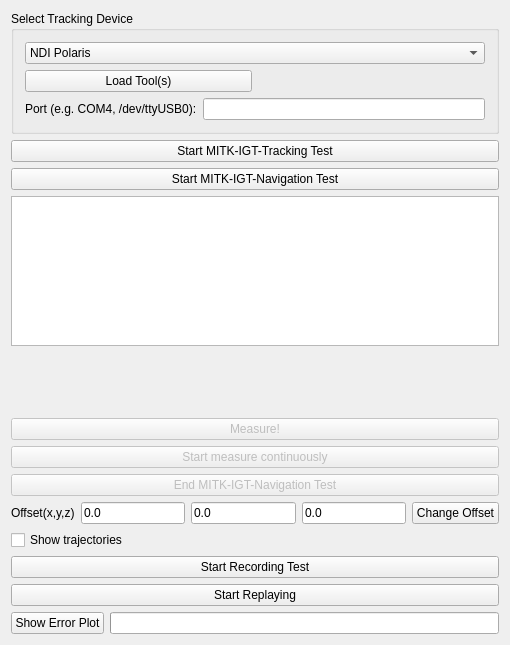
The window that Modules/Bundles/org.mitk.gui.qt.igtexample/src/internal/QmitkIGTExampleViewControls.ui (MITK/MITK) describes before a commit, drawn with Qt 5.
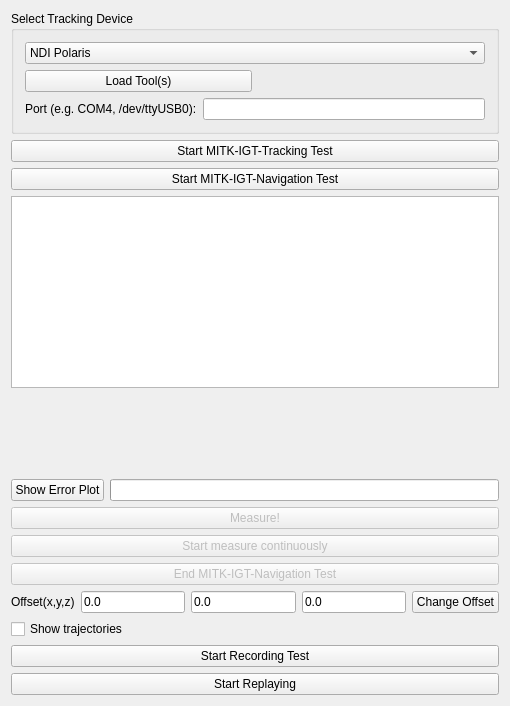
The same window after the commit. Custom widgets are drawn as their Qt base class.

Commit message: ENH (#3723): Modified buttons for recording and replaying so that stopping the record and play timer is possible now. Inserted an itkGetMacro for the recording state of the NavigationDataRecorder. Also made little layout changes to the IGTExampleView UI.

What changed in the file:
```diff
--- a/Modules/Bundles/org.mitk.gui.qt.igtexample/src/internal/QmitkIGTExampleViewControls.ui
+++ b/Modules/Bundles/org.mitk.gui.qt.igtexample/src/internal/QmitkIGTExampleViewControls.ui
@@ -7,7 +7,7 @@
     <x>0</x>
     <y>0</y>
     <width>510</width>
-    <height>645</height>
+    <height>706</height>
    </rect>
   </property>
   <property name="minimumSize">
@@ -19,7 +19,7 @@
   <property name="windowTitle">
    <string>QmitkIGTExample</string>
   </property>
-  <layout class="QVBoxLayout">
+  <layout class="QVBoxLayout" name="verticalLayout_2">
    <item>
     <widget class="QGroupBox" name="groupBox">
      <property name="title">
@@ -139,6 +139,27 @@
      </property>
     </widget>
    </item>
+   <item>
+    <layout class="QHBoxLayout" name="_2">
+     <item>
+      <widget class="QPushButton" name="m_ShowErrorPlotBtn">
+       <property name="text">
+        <string>Show Error Plot</string>
+       </property>
+      </widget>
+     </item>
+     <item>
+      <widget class="QProgressBar" name="m_ErrorBar">
+       <property name="value">
+        <number>0</number>
+       </property>
+       <property name="textVisible">
+        <bool>false</bool>
+       </property>
+      </widget>
+     </item>
+    </layout>
+   </item>
    <item>
     <widget class="QPushButton" name="m_MeasureBtn">
      <property name="enabled">
@@ -219,40 +240,25 @@
     </widget>
    </item>
    <item>
-    <widget class="QPushButton" name="m_StartRecordingButton">
+    <widget class="QPushButton" name="m_RecordingButtonToggle">
      <property name="text">
       <string>Start Recording Test</string>
      </property>
+     <property name="checkable">
+      <bool>true</bool>
+     </property>
     </widget>
    </item>
    <item>
-    <widget class="QPushButton" name="m_StartPlayingButton">
+    <widget class="QPushButton" name="m_PlayingButtonToggle">
      <property name="text">
       <string>Start Replaying</string>
      </property>
+     <property name="checkable">
+      <bool>true</bool>
+     </property>
     </widget>
    </item>
-   <item>
-    <layout class="QHBoxLayout">
-     <item>
-      <widget class="QPushButton" name="m_ShowErrorPlotBtn">
-       <property name="text">
-        <string>Show Error Plot</string>
-       </property>
-      </widget>
-     </item>
-     <item>
-      <widget class="QProgressBar" name="m_ErrorBar">
-       <property name="value">
-        <number>0</number>
-       </property>
-       <property name="textVisible">
-        <bool>false</bool>
-       </property>
-      </widget>
-     </item>
-    </layout>
-   </item>
   </layout>
  </widget>
  <layoutdefault spacing="6" margin="11"/>
```
The commit also changes 3 other files.
